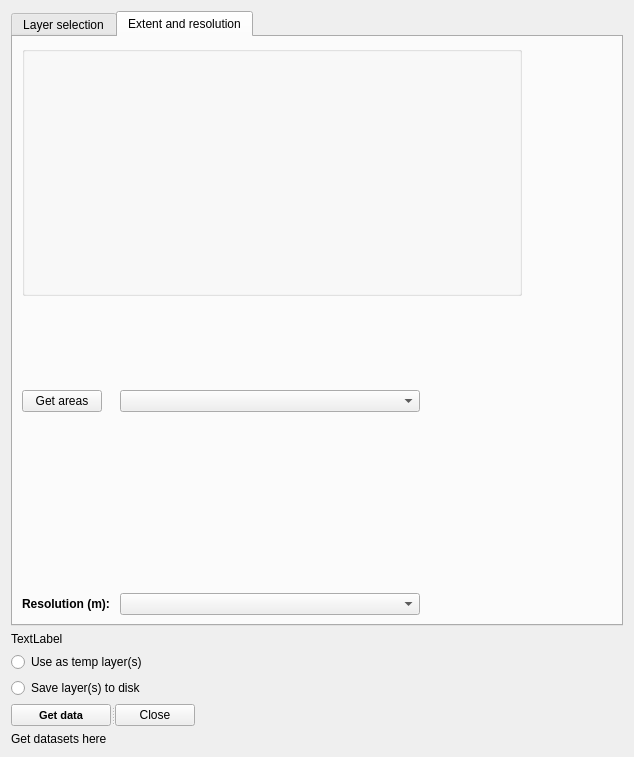
The window that geocubes_plugin_dialog_base.ui (geoportti/GeoCubes-Finland-QGIS-Plugin) describes before a commit, drawn with Qt 5.
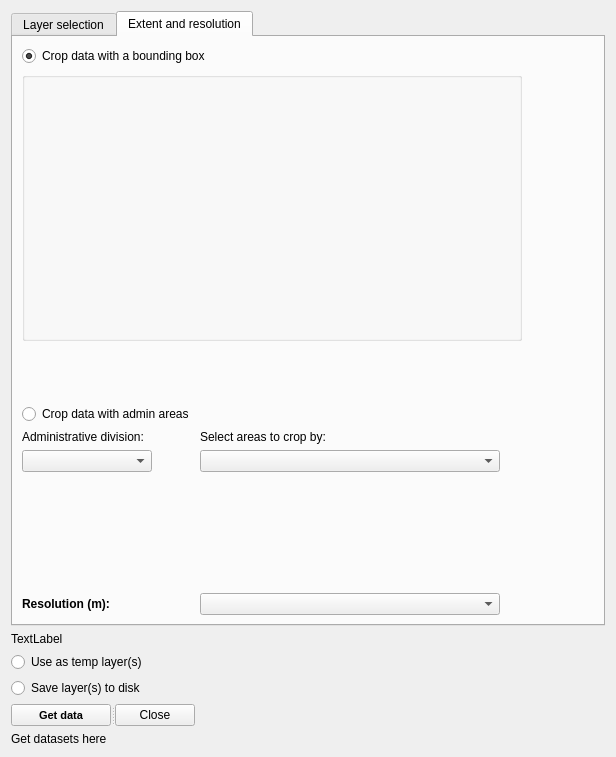
The same window after the commit. The open tabs and pages were chosen to show the change. Custom widgets are drawn as their Qt base class.

Commit message: New way to crop content: using admin areas

```diff
--- a/geocubes_plugin_dialog_base.ui
+++ b/geocubes_plugin_dialog_base.ui
@@ -6,7 +6,7 @@
    <rect>
     <x>0</x>
     <y>0</y>
-    <width>634</width>
+    <width>616</width>
     <height>757</height>
    </rect>
   </property>
@@ -97,6 +97,16 @@
         <layout class="QVBoxLayout" name="verticalLayout_4">
          <item>
           <layout class="QVBoxLayout" name="verticalLayout_2">
+           <item>
+            <widget class="QRadioButton" name="bboxRadioButton">
+             <property name="text">
+              <string>Crop data with a bounding box</string>
+             </property>
+             <property name="checked">
+              <bool>true</bool>
+             </property>
+            </widget>
+           </item>
            <item>
             <widget class="QgsExtentGroupBox" name="mExtentGroupBox">
              <property name="sizePolicy">
@@ -108,21 +118,27 @@
              <property name="maximumSize">
               <size>
                <width>500</width>
-               <height>250</height>
+               <height>16777215</height>
               </size>
              </property>
             </widget>
            </item>
            <item>
             <layout class="QFormLayout" name="formLayout">
-             <item row="2" column="0">
-              <widget class="QPushButton" name="getAreasButton">
-               <property name="text">
-                <string>Get areas</string>
+             <item row="1" column="1">
+              <spacer name="verticalSpacer">
+               <property name="orientation">
+                <enum>Qt::Vertical</enum>
                </property>
-              </widget>
+               <property name="sizeHint" stdset="0">
+                <size>
+                 <width>20</width>
+                 <height>40</height>
+                </size>
+               </property>
+              </spacer>
              </item>
-             <item row="2" column="1">
+             <item row="4" column="1">
               <widget class="QgsCheckableComboBox" name="areasBox">
                <property name="maximumSize">
                 <size>
@@ -132,14 +148,40 @@
                </property>
               </widget>
              </item>
-             <item row="5" column="0">
+             <item row="5" column="1">
+              <spacer name="verticalSpacer_2">
+               <property name="orientation">
+                <enum>Qt::Vertical</enum>
+               </property>
+               <property name="sizeHint" stdset="0">
+                <size>
+                 <width>20</width>
+                 <height>40</height>
+                </size>
+               </property>
+              </spacer>
+             </item>
+             <item row="6" column="1">
+              <spacer name="verticalSpacer_3">
+               <property name="orientation">
+                <enum>Qt::Vertical</enum>
+               </property>
+               <property name="sizeHint" stdset="0">
+                <size>
+                 <width>20</width>
+                 <height>40</height>
+                </size>
+               </property>
+              </spacer>
+             </item>
+             <item row="8" column="0">
               <widget class="QLabel" name="label_2">
                <property name="text">
                 <string>&lt;html&gt;&lt;head/&gt;&lt;body&gt;&lt;p&gt;&lt;span style=&quot; font-weight:600;&quot;&gt;Resolution (m): &lt;/span&gt;&lt;/p&gt;&lt;/body&gt;&lt;/html&gt;</string>
                </property>
               </widget>
              </item>
-             <item row="5" column="1">
+             <item row="8" column="1">
               <widget class="QComboBox" name="resolutionBox">
                <property name="sizePolicy">
                 <sizepolicy hsizetype="Fixed" vsizetype="Fixed">
@@ -158,44 +200,42 @@
                </property>
               </widget>
              </item>
+             <item row="4" column="0">
+              <widget class="QComboBox" name="adminAreasBox">
+               <property name="sizePolicy">
+                <sizepolicy hsizetype="Minimum" vsizetype="Fixed">
+                 <horstretch>0</horstretch>
+                 <verstretch>0</verstretch>
+                </sizepolicy>
+               </property>
+               <property name="minimumSize">
+                <size>
+                 <width>130</width>
+                 <height>0</height>
+                </size>
+               </property>
+              </widget>
+             </item>
+             <item row="3" column="0">
+              <widget class="QLabel" name="label_3">
+               <property name="text">
+                <string>Administrative division:</string>
+               </property>
+              </widget>
+             </item>
              <item row="3" column="1">
-              <spacer name="verticalSpacer_2">
-               <property name="orientation">
-                <enum>Qt::Vertical</enum>
+              <widget class="QLabel" name="label_4">
+               <property name="text">
+                <string>Select areas to crop by:</string>
                </property>
-               <property name="sizeHint" stdset="0">
-                <size>
-                 <width>20</width>
-                 <height>40</height>
-                </size>
-               </property>
-              </spacer>
+              </widget>
              </item>
-             <item row="1" column="1">
-              <spacer name="verticalSpacer">
-               <property name="orientation">
-                <enum>Qt::Vertical</enum>
+             <item row="2" column="0">
+              <widget class="QRadioButton" name="adminRadioButton">
+               <property name="text">
+                <string>Crop data with admin areas</string>
                </property>
-               <property name="sizeHint" stdset="0">
-                <size>
-                 <width>20</width>
-                 <height>40</height>
-                </size>
-               </property>
-              </spacer>
-             </item>
-             <item row="4" column="1">
-              <spacer name="verticalSpacer_3">
-               <property name="orientation">
-                <enum>Qt::Vertical</enum>
-               </property>
-               <property name="sizeHint" stdset="0">
-                <size>
-                 <width>20</width>
-                 <height>40</height>
-                </size>
-               </property>
-              </spacer>
+              </widget>
              </item>
             </layout>
            </item>
```
Left out of the diff: 8 changed lines with no effect on the pictures. The commit also changes 1 other file.
